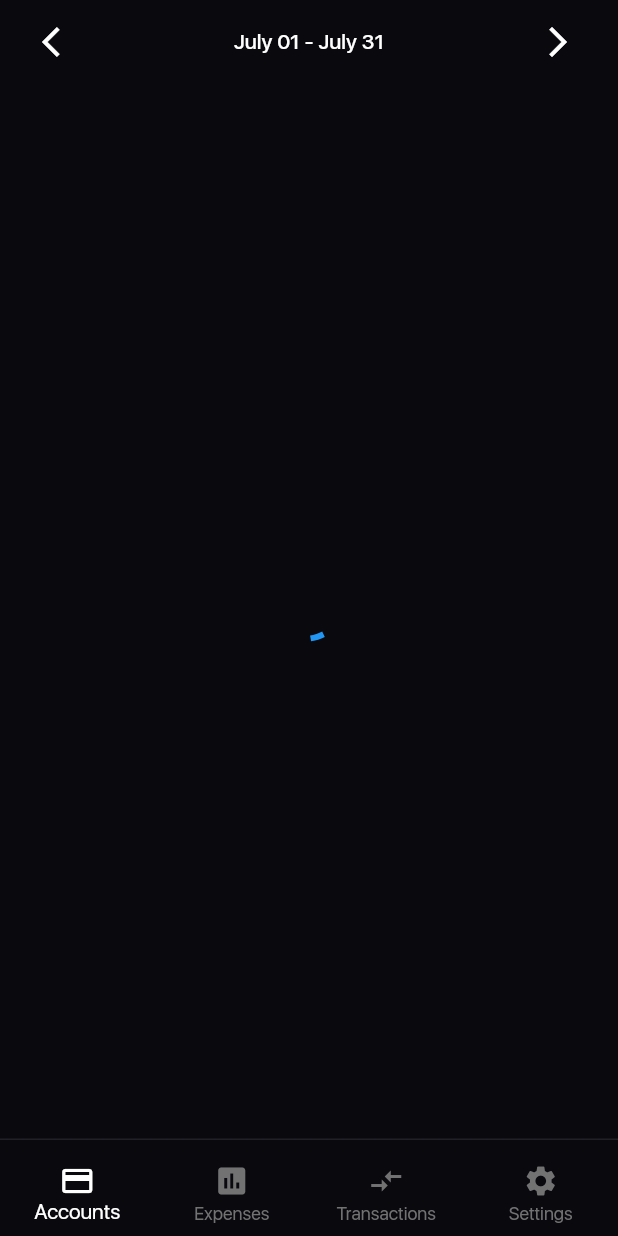
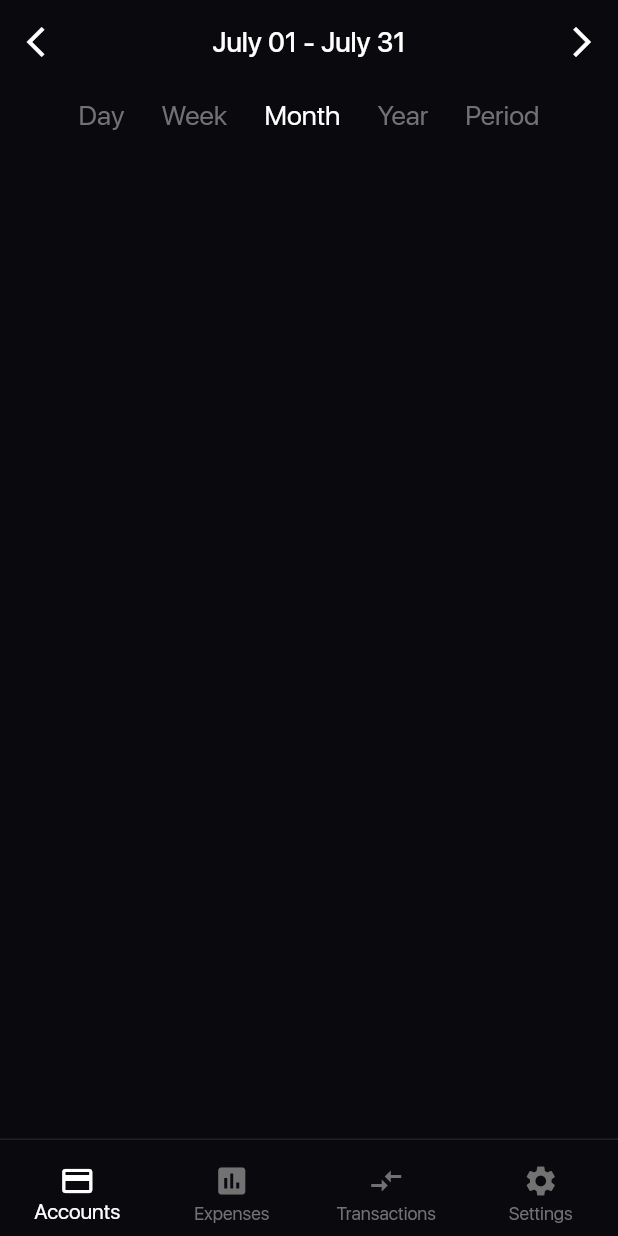
Before and after one commit to iWebshark/ExpensesTrackerApp, a Flutter app: the screen it shows after launch, on a phone screen of 412 x 824 dp. Run offline on Flutter 3.47's test engine with Material 2 defaults, Android fonts, the phone set to English and light mode, and no system bars; project files that could hold a hidden picture were left out.

Commit message:
Period selector created

```diff
--- a/lib/screens/expenses_main_screen.dart
+++ b/lib/screens/expenses_main_screen.dart
@@ -1,4 +1,6 @@
 import 'package:expenses_app/widgets/bottom_navigation_bar.dart';
+import 'package:expenses_app/widgets/period/period_options_list.dart';
+import 'package:expenses_app/widgets/period_switching_appbar.dart';
 import 'package:flutter/material.dart';
 
 class ExpensesMainScreen extends StatefulWidget {
@@ -10,24 +12,11 @@ class _ExpensesMainScreenState extends State<ExpensesMainScreen> {
   @override
   Widget build(BuildContext context) {
     return Scaffold(
-      appBar: AppBar(
-        elevation: 0,
-        title: Row(
-          mainAxisAlignment: MainAxisAlignment.spaceBetween,
-          children: [
-            IconButton(onPressed: () {}, icon: Icon(Icons.arrow_back_ios)),
-            TextButton(
-                onPressed: () {},
-                child: Text(
-                  'July 01 - July 31',
-                  style: TextStyle(color: Colors.white),
-                )),
-            IconButton(onPressed: () {}, icon: Icon(Icons.arrow_forward_ios)),
-          ],
-        ),
-      ),
-      body: Center(
-        child: CircularProgressIndicator(),
+      appBar: PeriodSwitchingAppBar(),
+      body: Column(
+        children: [
+          PeriodOptionsList(),
+        ],
       ),
       bottomNavigationBar: CustomBottomNavigationBar(),
     );
--- /dev/null
+++ b/lib/widgets/period/period_option.dart
@@ -0,0 +1,32 @@
+import 'package:flutter/cupertino.dart';
+import 'package:flutter/material.dart';
+
+class PeriodOption extends StatelessWidget {
+  final String text;
+  final bool isSelected;
+  final VoidCallback onTap;
+
+  PeriodOption({
+    required this.text,
+    this.isSelected = false,
+    required this.onTap,
+  });
+
+  @override
+  Widget build(BuildContext context) {
+    return GestureDetector(
+      behavior: HitTestBehavior.translucent,
+      onTap: onTap,
+      child: Container(
+        padding: const EdgeInsets.symmetric(horizontal: 10),
+        child: Text(
+          text,
+          style: TextStyle(
+            color: isSelected ? Colors.white : Colors.grey.withOpacity(0.7),
+            fontSize: 18,
+          ),
+        ),
+      ),
+    );
+  }
+}
--- /dev/null
+++ b/lib/widgets/period/period_options_list.dart
@@ -0,0 +1,45 @@
+import 'package:expenses_app/widgets/period/period_option.dart';
+import 'package:flutter/material.dart';
+
+class PeriodOptionsList extends StatefulWidget {
+  const PeriodOptionsList({Key? key}) : super(key: key);
+
+  @override
+  _PeriodOptionsListState createState() => _PeriodOptionsListState();
+}
+
+class _PeriodOptionsListState extends State<PeriodOptionsList> {
+  var _selectedIndex = 2;
+  final List<String> _periods = [
+    'Day',
+    'Week',
+    'Month',
+    'Year',
+    'Period',
+  ];
+
+  void _onSelect(String period) {
+    var periodIndex = _periods.indexOf(period);
+    setState(() {
+      _selectedIndex = periodIndex;
+    });
+
+  }
+
+  @override
+  Widget build(BuildContext context) {
+    return Padding(
+      padding: const EdgeInsets.symmetric(horizontal: 40, vertical: 10),
+      child: Row(
+        mainAxisAlignment: MainAxisAlignment.spaceAround,
+        children: _periods
+            .map((period) => PeriodOption(
+                  text: period,
+                  isSelected: _periods.indexOf(period) == _selectedIndex,
+                  onTap: () => _onSelect(period),
+                ))
+            .toList(),
+      ),
+    );
+  }
+}
--- /dev/null
+++ b/lib/widgets/period_switching_appbar.dart
@@ -0,0 +1,39 @@
+import 'package:flutter/material.dart';
+
+class PeriodSwitchingAppBar extends StatefulWidget
+    implements PreferredSizeWidget {
+  @override
+  _PeriodSwitchingAppBarState createState() => _PeriodSwitchingAppBarState();
+
+  @override
+  Size get preferredSize => new Size.fromHeight(AppBar().preferredSize.height);
+}
+
+class _PeriodSwitchingAppBarState extends State<PeriodSwitchingAppBar> {
+  @override
+  Widget build(BuildContext context) {
+    return AppBar(
+      titleSpacing: 0,
+      elevation: 0,
+      title: Row(
+        mainAxisAlignment: MainAxisAlignment.spaceBetween,
+        children: [
+          IconButton(onPressed: () {}, icon: Icon(Icons.arrow_back_ios_sharp)),
+          TextButton(
+            style: ButtonStyle(
+              overlayColor: MaterialStateColor.resolveWith(
+                  (states) => Colors.grey.withOpacity(0.3)),
+            ),
+            onPressed: () {},
+            child: Text(
+              'July 01 - July 31',
+              style: TextStyle(color: Colors.white, fontSize: 18),
+            ),
+          ),
+          IconButton(
+              onPressed: () {}, icon: Icon(Icons.arrow_forward_ios_sharp)),
+        ],
+      ),
+    );
+  }
+}
```
